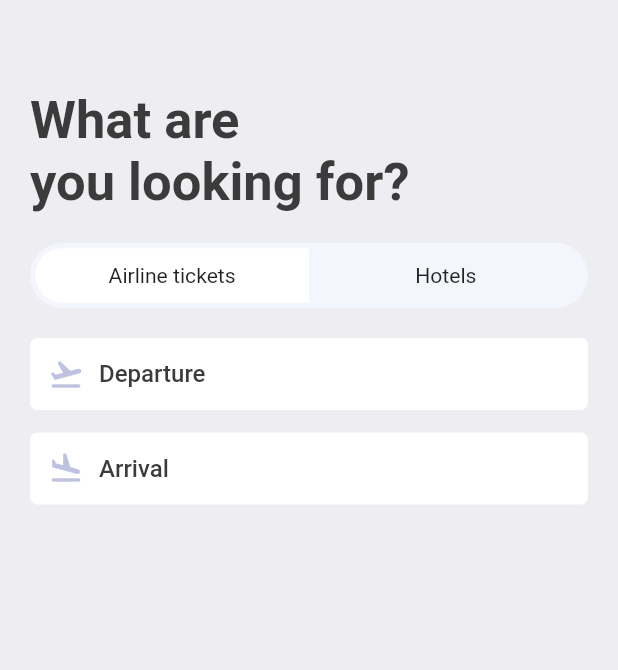
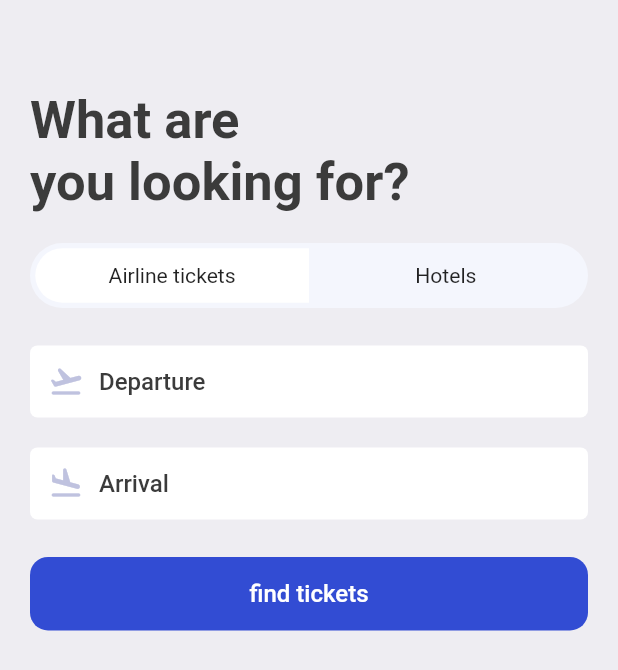
Before and after one commit to TOUFIK-Taha98/booktickets, a Flutter app: the SearchScreen screen opened directly, on a phone screen of 412 x 824 dp. Shown: the top 670 px of the screen. Run offline on Flutter 3.47's test engine with Material 2 defaults, Android fonts, the phone set to English and light mode, and no system bars; our stand-ins replace fluentui_icons, gap, get.

```diff
--- a/lib/screens/search_screen.dart
+++ b/lib/screens/search_screen.dart
@@ -63,16 +63,34 @@ class SearchScreen extends StatelessWidget {
               ),
             ),
           ),
-          Gap(AppLayout.getHeight(20)),
+          Gap(AppLayout.getHeight(25)),
           const AppIconText(
             icon: Icons.flight_takeoff_rounded,
             text: "Departure",
           ),
-          Gap(AppLayout.getHeight(15)),
+          Gap(AppLayout.getHeight(20)),
           const AppIconText(
             icon: Icons.flight_land_rounded,
             text: "Arrival",
-          )
+          ),
+          Gap(AppLayout.getHeight(25)),
+          Container(
+            padding: EdgeInsets.symmetric(
+              horizontal: AppLayout.getWidth(18),
+              vertical: AppLayout.getHeight(15),
+            ),
+            decoration: BoxDecoration(
+                color: const Color(0xD91130CE),
+                borderRadius: BorderRadius.circular(
+                  AppLayout.getWidth(12),
+                )),
+            child: Center(
+              child: Text(
+                "find tickets",
+                style: Styles.textStyle.copyWith(color: Colors.white),
+              ),
+            ),
+          ),
         ],
       ),
     );
```
